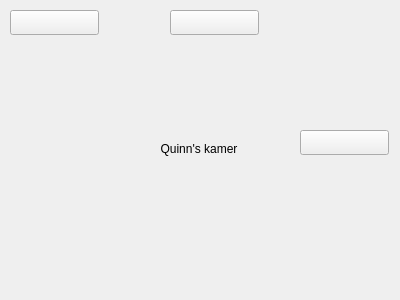
The window that kamer_quinn.ui (djog/djog_nanos_2018) describes before a commit, drawn with Qt 5.
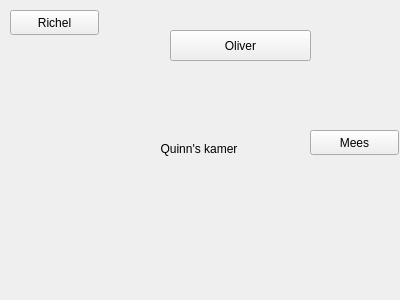
The same window after the commit.

Diff of the .ui file:
```diff
--- a/kamer_quinn.ui
+++ b/kamer_quinn.ui
@@ -39,33 +39,33 @@
     </rect>
    </property>
    <property name="text">
-    <string/>
+    <string>Richel</string>
    </property>
   </widget>
   <widget class="QPushButton" name="knop_n">
    <property name="geometry">
     <rect>
      <x>170</x>
-     <y>10</y>
-     <width>89</width>
-     <height>25</height>
+     <y>30</y>
+     <width>141</width>
+     <height>31</height>
     </rect>
    </property>
    <property name="text">
-    <string/>
+    <string>Oliver</string>
    </property>
   </widget>
   <widget class="QPushButton" name="knop_o">
    <property name="geometry">
     <rect>
-     <x>300</x>
+     <x>310</x>
      <y>130</y>
      <width>89</width>
      <height>25</height>
     </rect>
    </property>
    <property name="text">
-    <string/>
+    <string>Mees</string>
    </property>
   </widget>
  </widget>
```
